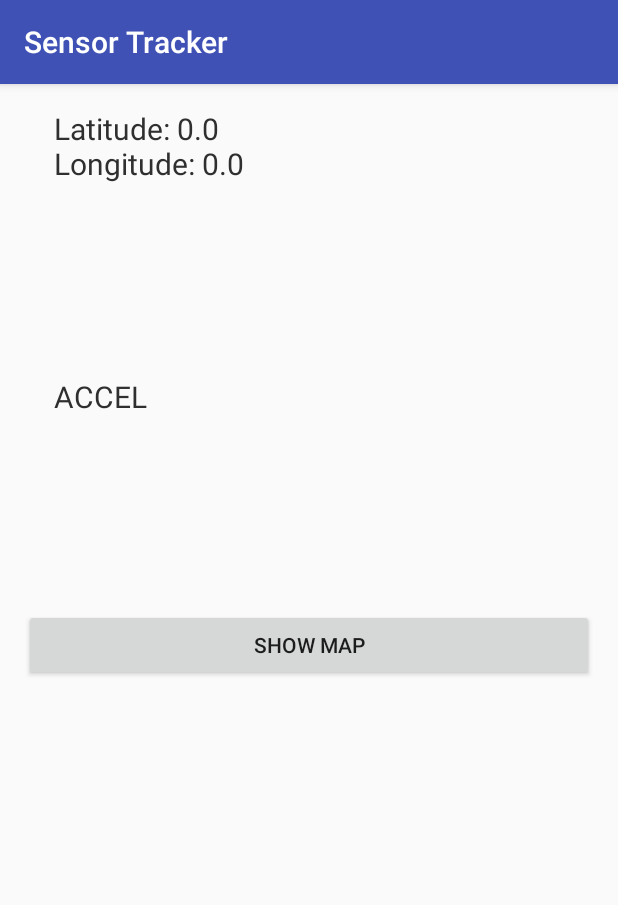
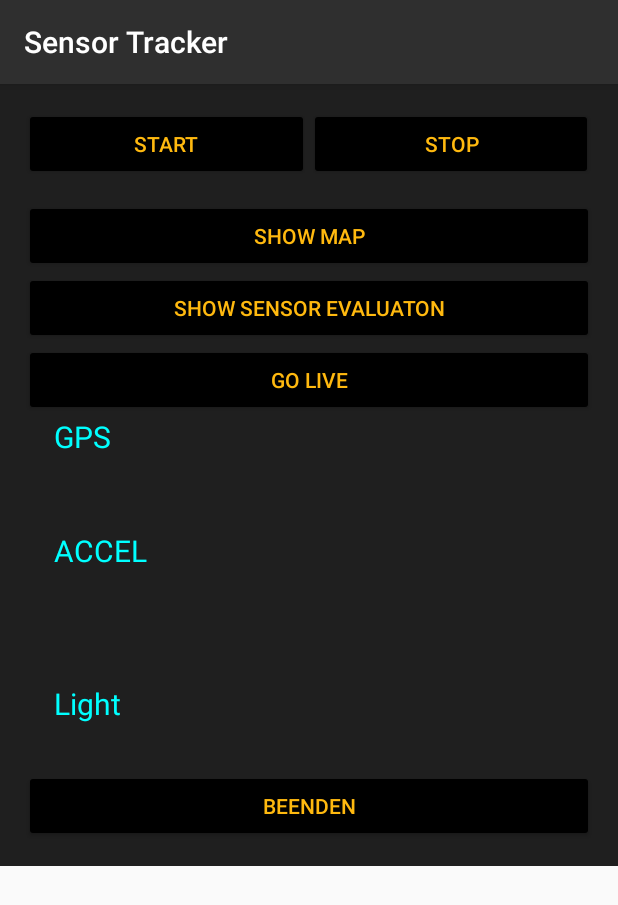
Before and after one commit to Liner236/LocaMobi, an Android app: the screen it shows after launch (MainActivity), on a phone screen of 412 x 824 dp. Shown: the top 905 px of the screen. Run offline under Robolectric (Android 15) with nearby library versions, the phone set to English and light mode, and no system bars.

Commit message:
changes 0.1

```diff
--- a/app/build.gradle
+++ b/app/build.gradle
@@ -20,11 +20,12 @@ android {
 }
 
 dependencies {
-    compile fileTree(dir: 'libs', include: ['*.jar'])
+    compile fileTree(include: ['*.jar'], dir: 'libs')
     androidTestCompile('com.android.support.test.espresso:espresso-core:2.2.2', {
         exclude group: 'com.android.support', module: 'support-annotations'
     })
     compile 'com.android.support:appcompat-v7:24.2.1'
     compile 'com.google.android.gms:play-services:9.6.1'
     testCompile 'junit:junit:4.12'
+    compile files('libs/GraphView-4.2.1.jar')
 }
--- a/app/src/main/res/layout/activity_main.xml
+++ b/app/src/main/res/layout/activity_main.xml
@@ -1,4 +1,10 @@
 <?xml version="1.0" encoding="utf-8"?>
+<ScrollView
+    xmlns:android="http://schemas.android.com/apk/res/android"
+    android:layout_width="match_parent"
+    android:layout_height="match_parent"
+    android:clipToPadding="true">
+
 <RelativeLayout xmlns:android="http://schemas.android.com/apk/res/android"
     xmlns:tools="http://schemas.android.com/tools"
     android:id="@+id/activity_main"
@@ -8,40 +14,103 @@
     android:paddingLeft="@dimen/activity_horizontal_margin"
     android:paddingRight="@dimen/activity_horizontal_margin"
     android:paddingTop="@dimen/activity_vertical_margin"
+    android:background="@color/colorPrimaryDark"
     tools:context="com.example.liner236.sensortracker.MainActivity">
+
 
         <LinearLayout
             android:orientation="vertical"
             android:layout_width="match_parent"
             android:layout_height="match_parent"
+            android:background="@color/colorPrimaryDark"
+            android:weightSum="1"
             android:layout_alignParentTop="true"
-        android:layout_alignParentStart="true"
-        android:weightSum="1">
+            android:layout_alignParentStart="true">
 
-        <TextView
+            <LinearLayout
+                android:orientation="horizontal"
                 android:layout_width="match_parent"
-            android:textSize="20dp"
-            android:textColor="#2f2f2f"
-            android:layout_marginLeft="20dp"
+                android:layout_height="61dp">
+
+                <Button
+                    android:text="Start"
+                    android:layout_width="122dp"
                     android:layout_height="wrap_content"
-            android:id="@+id/tv_gps_cordinates"
-            android:text="GPS"
-            android:layout_weight="0.21" />
+                    android:id="@+id/btn_start"
+                    android:layout_weight="1.17"
+                    android:backgroundTint="@color/black"
+                    android:textColor="@color/yellow" />
 
-        <TextView
-            android:text="ACCEL"
-            android:layout_width="match_parent"
+                <Button
+                    android:text="Stop"
+                    android:layout_width="131dp"
                     android:layout_height="wrap_content"
-            android:textSize="20dp"
-            android:textColor="#2f2f2f"
-            android:layout_marginLeft="20dp"
-            android:id="@+id/tv_accel"
-            android:layout_weight="0.21" />
+                    android:id="@+id/btn_stop"
+                    android:layout_weight="1"
+                    android:backgroundTint="@color/black"
+                    android:textColor="@color/yellow" />
+            </LinearLayout>
 
             <Button
                 android:text="Show Map"
                 android:layout_width="match_parent"
                 android:layout_height="wrap_content"
+                android:backgroundTint="@color/black"
+                android:textColor="@color/yellow"
                 android:id="@+id/btn_map" />
+
+            <Button
+                android:text="Show Sensor Evaluaton"
+                android:layout_width="match_parent"
+                android:layout_height="wrap_content"
+                android:id="@+id/btn_sensor_eva"
+                android:textColor="@color/yellow"
+                android:backgroundTint="@color/black" />
+
+            <Button
+                android:text="GO LIVE"
+                android:layout_width="match_parent"
+                android:layout_height="wrap_content"
+                android:id="@+id/btn_live"
+                android:backgroundTint="@color/black"
+                android:textColor="@color/yellow" />
+
+            <TextView
+                android:layout_width="match_parent"
+                android:textSize="20dp"
+                android:textColor="@color/cyan"
+                android:layout_marginLeft="20dp"
+                android:layout_height="76dp"
+                android:id="@+id/tv_gps_cordinates"
+                android:text="GPS" />
+
+            <TextView
+                android:text="ACCEL"
+                android:layout_width="match_parent"
+                android:layout_height="102dp"
+                android:textSize="20dp"
+                android:textColor="@color/cyan"
+                android:layout_marginLeft="20dp"
+                android:id="@+id/tv_accel" />
+
+            <TextView
+                android:text="Light"
+                android:layout_width="match_parent"
+                android:layout_height="58dp"
+                android:textSize="20dp"
+                android:textColor="@color/cyan"
+                android:layout_marginLeft="20dp"
+                android:id="@+id/tv_light" />
+
+            <Button
+                android:text="Beenden"
+                android:layout_width="match_parent"
+                android:layout_height="match_parent"
+                android:id="@+id/btn_beenden"
+                android:backgroundTint="@color/black"
+                android:textColor="@color/yellow" />
+
         </LinearLayout>
+
 </RelativeLayout>
+    </ScrollView>
--- a/app/src/main/res/values/colors.xml
+++ b/app/src/main/res/values/colors.xml
@@ -1,6 +1,9 @@
 <?xml version="1.0" encoding="utf-8"?>
 <resources>
-    <color name="colorPrimary">#3F51B5</color>
-    <color name="colorPrimaryDark">#303F9F</color>
+    <color name="colorPrimary">#2f2f2f</color>
+    <color name="colorPrimaryDark">#1f1f1f</color>
     <color name="colorAccent">#FF4081</color>
+    <color name="cyan">#00ffff</color>
+    <color name="black">#000000</color>
+    <color name="yellow">#ffb90f</color>
 </resources>
```
Also changed, not shown: app/src/main/java/com/example/liner236/sensortracker/MainActivity.java (+135 -6 lines), app/libs/GraphView-4.2.1.jar (added). Lines whose indentation alone changed are shown as unchanged.
